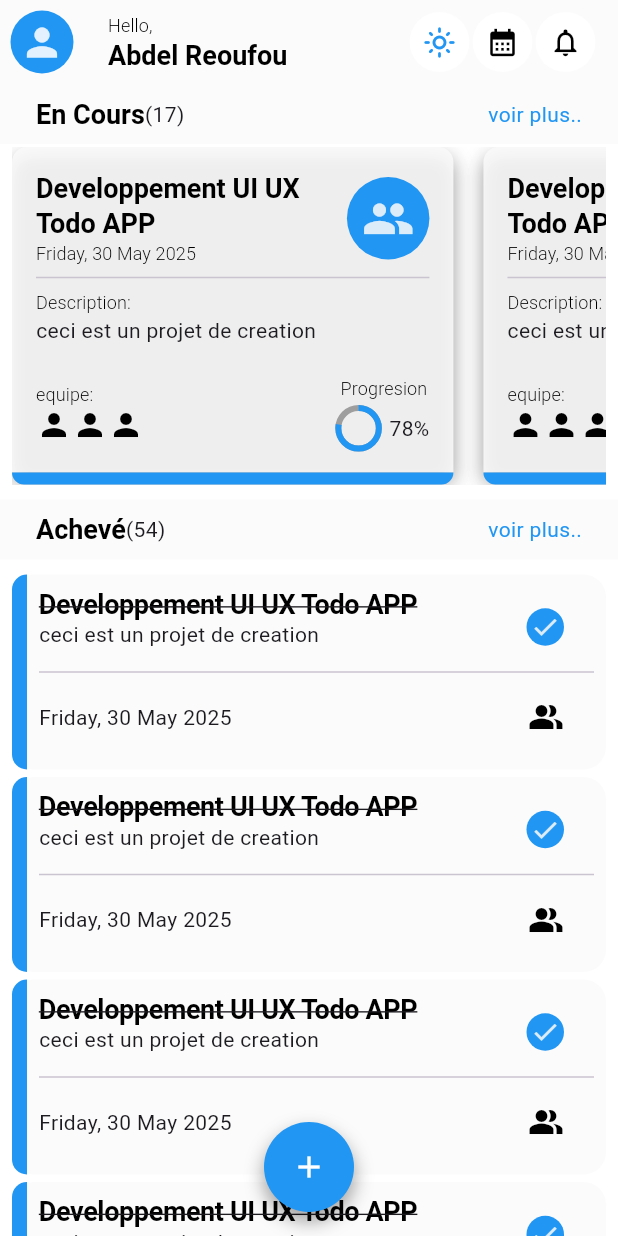
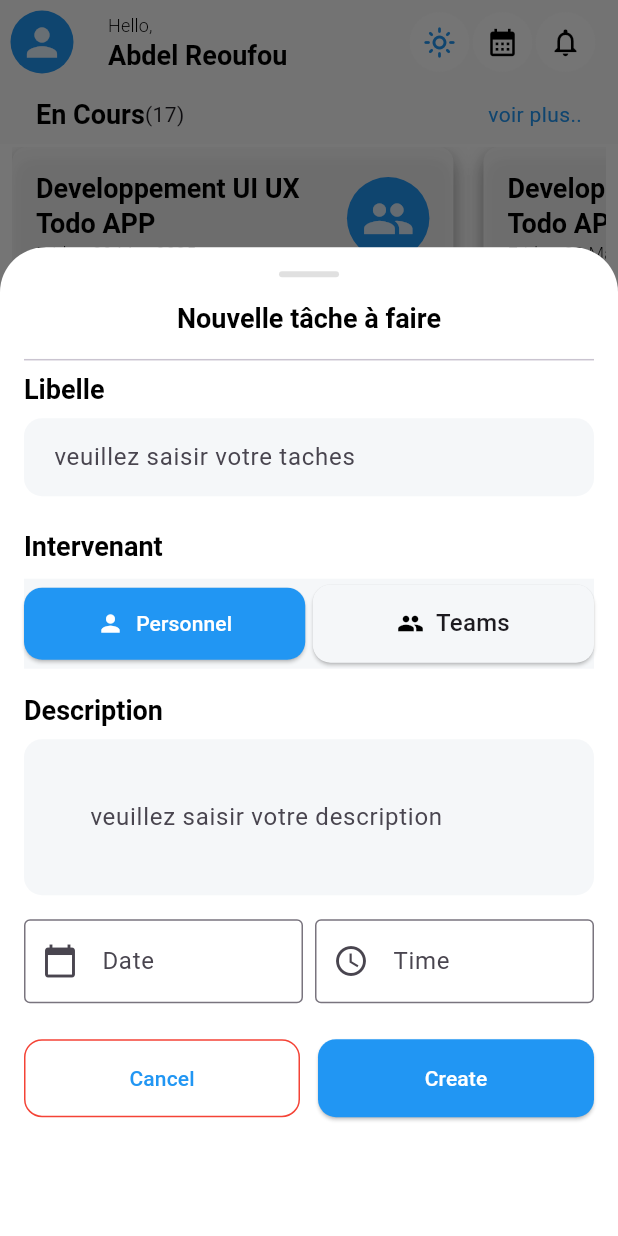
Before and after one commit to blvck2371/Mytodo, a Flutter app: the screen it shows after launch, after a tap on the "add" icon, on a phone screen of 412 x 824 dp. Run offline on Flutter 3.47's test engine with Material 3 defaults, Android fonts, the phone set to English and light mode, and no system bars; our stand-ins replace get.

Commit message:
bottomshett realisé avec le formulaire de creation des taches

```diff
--- a/lib/view/Home.dart
+++ b/lib/view/Home.dart
@@ -8,6 +8,7 @@ import 'package:mytodo/theme/appSpacing.dart';
 import 'package:mytodo/theme/themeController.dart';
 import 'package:mytodo/view/composant/CompletedTask.dart';
 import 'package:mytodo/view/composant/Menuetat.dart';
+import 'package:mytodo/view/composant/bottomshet.dart';
 import 'package:mytodo/view/composant/onProgress.dart';
 
 class Home extends StatefulWidget {
@@ -20,6 +21,10 @@ class Home extends StatefulWidget {
 class _HomeState extends State<Home> {
   final utilisateur = Get.find<PersonneController>();
   final Themecontroller themeController = Get.find();
+
+  //hhhhhhhhhhhhhh
+
+  //jjjjjjjjjjjjjjjj
   @override
   Widget build(BuildContext context) {
     return Scaffold(
@@ -220,7 +225,9 @@ class _HomeState extends State<Home> {
         ),
         child: IconButton(
           icon: Icon(Icons.add, color: Colors.white),
-          onPressed: () {},
+          onPressed: () {
+            showNewTaskModal(context);
+          },
         ),
       ),
       floatingActionButtonLocation: FloatingActionButtonLocation.centerFloat,
--- /dev/null
+++ b/lib/view/composant/bottomshet.dart
@@ -0,0 +1,494 @@
+import 'package:flutter/material.dart';
+import 'package:flutter/widgets.dart';
+import 'package:get/get_rx/get_rx.dart';
+import 'package:get/instance_manager.dart';
+import 'package:intl/intl.dart';
+
+import 'package:mytodo/theme/appSpacing.dart';
+
+final teams = false.obs;
+
+// void showNewTaskModal(BuildContext context) {
+
+//   showModalBottomSheet(
+//     context: context,
+//     isScrollControlled: true, // Pour permettre la hauteur complète
+//     backgroundColor: Colors.transparent, // Pour les bords arrondis
+//     builder:
+//         (context) => DraggableScrollableSheet(
+//           initialChildSize: 0.8,
+//           maxChildSize: 0.95,
+//           minChildSize: 0.4,
+//           builder:
+//               (_, controller) => Container(
+//                 padding: EdgeInsets.all(16),
+//                 decoration: BoxDecoration(
+//                   color: Colors.white,
+//                   borderRadius: BorderRadius.vertical(top: Radius.circular(30)),
+//                 ),
+//                 child: ListView(
+//                   controller: controller,
+//                   children: [
+//                     Center(
+//                       child: Container(
+//                         width: 40,
+//                         height: 4,
+//                         margin: EdgeInsets.only(bottom: 16),
+//                         decoration: BoxDecoration(
+//                           color: Colors.grey[300],
+//                           borderRadius: BorderRadius.circular(10),
+//                         ),
+//                       ),
+//                     ),
+//                     Row(
+//                       mainAxisAlignment: MainAxisAlignment.center,
+//                       children: [
+//                         Text(
+//                           'Nouvelle tâche à faire',
+//                           style: Theme.of(context).textTheme.titleLarge,
+//                         ),
+//                       ],
+//                     ),
+//                     SizedBox(height: AppSpacing.sm),
+
+//                     Divider(),
+
+//                     Column(
+//                       crossAxisAlignment: CrossAxisAlignment.start,
+//                       children: [
+//                         Text(
+//                           'Libelle',
+//                           style: Theme.of(context).textTheme.titleLarge,
+//                         ),
+//                         SizedBox(height: 8),
+//                         TextField(
+//                           decoration: InputDecoration(
+//                             hintText: 'veuillez saisir votre taches',
+//                             filled: true,
+//                             // fillColor:
+//                             //Theme.of(context).scaffoldBackgroundColor,
+//                             fillColor: Color(0xFFF5F7F9), // gris très clair
+//                             contentPadding: EdgeInsets.symmetric(
+//                               horizontal: 16,
+//                               vertical: 14,
+//                             ),
+//                             border: OutlineInputBorder(
+//                               borderRadius: BorderRadius.circular(12),
+//                               borderSide:
+//                                   BorderSide.none, // pas de bord visible
+//                             ),
+//                           ),
+//                         ),
+//                       ],
+//                     ),
+
+//                     22.vSpace,
+//                     Text(
+//                       'Intervenant',
+//                       style: Theme.of(context).textTheme.titleLarge,
+//                     ),
+//                     10.vSpace,
+//                     Container(
+//                       height: 60,
+//                       color: Color(0xFFF5F7F9),
+//                       child: Row(
+//                         children: [
+//                           Expanded(
+//                             child: ElevatedButton.icon(
+//                               icon: Icon(Icons.person, color: Colors.white),
+//                               label: Text(
+//                                 'Personnel',
+//                                 style: TextStyle(color: Colors.white),
+//                               ),
+//                               onPressed: () {},
+//                               style: ElevatedButton.styleFrom(
+//                                 backgroundColor: Theme.of(context).primaryColor,
+//                                 shape: RoundedRectangleBorder(
+//                                   borderRadius: BorderRadius.circular(
+//                                     12,
+//                                   ), // Bord arrondi
+//                                 ),
+//                                 padding: EdgeInsets.symmetric(
+//                                   horizontal: 24,
+//                                   vertical: 14,
+//                                 ), // Optionnel
+//                               ),
+//                             ),
+//                           ),
+//                           // SizedBox(width: 8),
+//                           5 .hSpace,
+//                           Expanded(
+//                             child: ElevatedButton.icon(
+//                               icon: Icon(
+//                                 Icons.group,
+//                                 color: Theme.of(context).iconTheme.color,
+//                               ),
+//                               label: Text(
+//                                 'Teams',
+//                                 style: Theme.of(context).textTheme.titleMedium,
+//                               ),
+//                               onPressed: () {},
+//                               style: ElevatedButton.styleFrom(
+//                                 backgroundColor: Color(0xFFF5F7F9),
+//                                 shape: RoundedRectangleBorder(
+//                                   borderRadius: BorderRadius.circular(
+//                                     12,
+//                                   ), // Bord arrondi
+//                                 ),
+//                                 padding: EdgeInsets.symmetric(
+//                                   horizontal: 24,
+//                                   vertical: 14,
+//                                 ), // Optionnel
+//                               ),
+//                             ),
+//                           ),
+//                         ],
+//                       ),
+//                     ),
+//                     SizedBox(height: 16),
+//                     Text(
+//                       'Description',
+//                       style: Theme.of(context).textTheme.titleLarge,
+//                     ),
+//                     SizedBox(height: 8),
+//                     TextField(
+//                       decoration: InputDecoration(
+//                         hintText: 'veuillez saisir votre description',
+
+//                         filled: true,
+//                         // fillColor:
+//                         //Theme.of(context).scaffoldBackgroundColor,
+//                         fillColor: Color(0xFFF5F7F9), // gris très clair
+//                         contentPadding: EdgeInsets.symmetric(
+//                           horizontal: 40,
+//                           vertical: 40,
+//                         ),
+//                         border: OutlineInputBorder(
+//                           borderRadius: BorderRadius.circular(12),
+//                           borderSide: BorderSide.none, // pas de bord visible
+//                         ),
+//                       ),
+//                     ),
+//                     SizedBox(height: 16),
+//                     Row(
+//                       children: [
+//                         Expanded(
+//                           child: TextField(
+//                             decoration: InputDecoration(
+//                               labelText: 'Date',
+//                               prefixIcon: Icon(Icons.calendar_today),
+//                             ),
+//                           ),
+//                         ),
+//                         SizedBox(width: 8),
+//                         Expanded(
+//                           child: TextField(
+//                             decoration: InputDecoration(
+//                               labelText: 'Time',
+//                               prefixIcon: Icon(Icons.access_time),
+//                             ),
+//                           ),
+//                         ),
+//                       ],
+//                     ),
+//                     SizedBox(height: 24),
+//                     Row(
+//                       children: [
+//                         Expanded(
+//                           child: OutlinedButton(
+//                             onPressed: () => Navigator.pop(context),
+//                             child: Text('Cancel'),
+//                           ),
+//                         ),
+//                         SizedBox(width: 8),
+//                         Expanded(
+//                           child: ElevatedButton(
+//                             onPressed: () {},
+//                             child: Text('Create'),
+//                           ),
+//                         ),
+//                       ],
+//                     ),
+//                   ],
+//                 ),
+//               ),
+//         ),
+//   );
+// }
+
+void showNewTaskModal(BuildContext context) {
+  final TextEditingController _dateController = TextEditingController();
+  final TextEditingController _timeController = TextEditingController();
+
+  Future<void> _selectDate() async {
+    final DateTime? picked = await showDatePicker(
+      context: context,
+      initialDate: DateTime.now(),
+      firstDate: DateTime(2000),
+      lastDate: DateTime(2101),
+    );
+    if (picked != null) {
+      _dateController.text = DateFormat('dd/MM/yy').format(picked);
+    }
+  }
+
+  Future<void> _selectTime() async {
+    final TimeOfDay? picked = await showTimePicker(
+      context: context,
+      initialTime: TimeOfDay.now(),
+    );
+    if (picked != null) {
+      final now = DateTime.now();
+      final dt = DateTime(
+        now.year,
+        now.month,
+        now.day,
+        picked.hour,
+        picked.minute,
+      );
+      _timeController.text = DateFormat('HH:mm').format(dt);
+    }
+  }
+
+  showModalBottomSheet(
+    context: context,
+    isScrollControlled: true,
+    backgroundColor: Colors.transparent,
+    builder:
+        (context) => DraggableScrollableSheet(
+          initialChildSize: 0.8,
+          maxChildSize: 0.95,
+          minChildSize: 0.4,
+          builder:
+              (_, controller) => Container(
+                padding: EdgeInsets.all(16),
+                decoration: BoxDecoration(
+                  color: Colors.white,
+                  borderRadius: BorderRadius.vertical(top: Radius.circular(30)),
+                ),
+                child: ListView(
+                  controller: controller,
+                  children: [
+                    Center(
+                      child: Container(
+                        width: 40,
+                        height: 4,
+                        margin: EdgeInsets.only(bottom: 16),
+                        decoration: BoxDecoration(
+                          color: Colors.grey[300],
+                          borderRadius: BorderRadius.circular(10),
+                        ),
+                      ),
+                    ),
+                    Row(
+                      mainAxisAlignment: MainAxisAlignment.center,
+                      children: [
+                        Text(
+                          'Nouvelle tâche à faire',
+                          style: Theme.of(context).textTheme.titleLarge,
+                        ),
+                      ],
+                    ),
+                    SizedBox(height: AppSpacing.sm),
+                    Divider(),
+                    Column(
+                      crossAxisAlignment: CrossAxisAlignment.start,
+                      children: [
+                        Text(
+                          'Libelle',
+                          style: Theme.of(context).textTheme.titleLarge,
+                        ),
+                        SizedBox(height: 8),
+                        TextField(
+                          decoration: InputDecoration(
+                            hintText: 'veuillez saisir votre taches',
+                            filled: true,
+                            fillColor: Color(0xFFF5F7F9),
+                            contentPadding: EdgeInsets.symmetric(
+                              horizontal: 16,
+                              vertical: 14,
+                            ),
+                            border: OutlineInputBorder(
+                              borderRadius: BorderRadius.circular(12),
+                              borderSide: BorderSide.none,
+                            ),
+                          ),
+                        ),
+                      ],
+                    ),
+                    22.vSpace,
+                    Text(
+                      'Intervenant',
+                      style: Theme.of(context).textTheme.titleLarge,
+                    ),
+                    10.vSpace,
+                    Container(
+                      height: 60,
+                      color: Color(0xFFF5F7F9),
+                      child: Row(
+                        children: [
+                          Expanded(
+                            child: ElevatedButton.icon(
+                              icon: Icon(Icons.person, color: Colors.white),
+                              label: Text(
+                                'Personnel',
+                                style: TextStyle(color: Colors.white),
+                              ),
+                              onPressed: () {},
+                              style: ElevatedButton.styleFrom(
+                                backgroundColor: Theme.of(context).primaryColor,
+                                shape: RoundedRectangleBorder(
+                                  borderRadius: BorderRadius.circular(12),
+                                ),
+                                padding: EdgeInsets.symmetric(
+                                  horizontal: 24,
+                                  vertical: 14,
+                                ),
+                              ),
+                            ),
+                          ),
+                          5.hSpace,
+                          Expanded(
+                            child: ElevatedButton.icon(
+                              icon: Icon(
+                                Icons.group,
+                                color: Theme.of(context).iconTheme.color,
+                              ),
+                              label: Text(
+                                'Teams',
+                                style: Theme.of(context).textTheme.titleMedium,
+                              ),
+                              onPressed: () {},
+                              style: ElevatedButton.styleFrom(
+                                backgroundColor: Color(0xFFF5F7F9),
+                                shape: RoundedRectangleBorder(
+                                  borderRadius: BorderRadius.circular(12),
+                                ),
+                                padding: EdgeInsets.symmetric(
+                                  horizontal: 24,
+                                  vertical: 14,
+                                ),
+                              ),
+                            ),
+                          ),
+                        ],
+                      ),
+                    ),
+                    SizedBox(height: 16),
+                    Text(
+                      'Description',
+                      style: Theme.of(context).textTheme.titleLarge,
+                    ),
+                    SizedBox(height: 8),
+                    TextField(
+                      decoration: InputDecoration(
+                        hintText: 'veuillez saisir votre description',
+                        filled: true,
+                        fillColor: Color(0xFFF5F7F9),
+                        contentPadding: EdgeInsets.symmetric(
+                          horizontal: 40,
+                          vertical: 40,
+                        ),
+                        border: OutlineInputBorder(
+                          borderRadius: BorderRadius.circular(12),
+                          borderSide: BorderSide.none,
+                        ),
+                      ),
+                    ),
+                    SizedBox(height: 16),
+
+                    // ✅ Date et Time Picker fonctionnels
+                    Row(
+                      children: [
+                        Expanded(
+                          child: TextField(
+                            controller: _dateController,
+                            readOnly: true,
+                            onTap: _selectDate,
+                            decoration: InputDecoration(
+                              labelText: 'Date',
+                              hintText: 'dd/mm/yy',
+                              prefixIcon: Icon(Icons.calendar_today),
+                              border: OutlineInputBorder(),
+                              focusedBorder: OutlineInputBorder(
+                                // bordure lors de la sélection
+                                borderSide: BorderSide(
+                                  color: Theme.of(context).primaryColor,
+                                  width: 2.0,
+                                ),
+                              ),
+                            ),
+                          ),
+                        ),
+                        SizedBox(width: 8),
+                        Expanded(
+                          child: TextField(
+                            controller: _timeController,
+                            readOnly: true,
+                            onTap: _selectTime,
+                            decoration: InputDecoration(
+                              labelText: 'Time',
+                              hintText: 'hh : mm',
+                              prefixIcon: Icon(Icons.access_time),
+                              border:
+                                  OutlineInputBorder(), // bordure par défaut
+                              focusedBorder: OutlineInputBorder(
+                                // bordure lors de la sélection
+                                borderSide: BorderSide(
+                                  color: Theme.of(context).primaryColor,
+                                  width: 2.0,
+                                ),
+                              ),
+                            ),
+                          ),
+                        ),
+                      ],
+                    ),
+
+                    SizedBox(height: 24),
+                    Row(
+                      children: [
+                        // Bouton Cancel
+                        Expanded(
+                          child: OutlinedButton(
+                            onPressed: () => Navigator.pop(context),
+                            style: OutlinedButton.styleFrom(
+                              foregroundColor:
+                                  Colors.blue, // Texte et bordure bleus
+                              side: BorderSide(color: Colors.red),
+                              padding: EdgeInsets.symmetric(vertical: 16),
+                              shape: RoundedRectangleBorder(
+                                borderRadius: BorderRadius.circular(12),
+                              ),
+                            ),
+                            child: Text('Cancel'),
+                          ),
+                        ),
+
+                        SizedBox(width: 12),
+
+                        // Bouton Create
+                        Expanded(
+                          child: ElevatedButton(
+                            onPressed: () {},
+
+                            style: ElevatedButton.styleFrom(
+                              backgroundColor:
+                                  Theme.of(context).primaryColor, // Fond bleu
+                              foregroundColor: Colors.white, // Texte blanc
+                              padding: EdgeInsets.symmetric(vertical: 16),
+                              shape: RoundedRectangleBorder(
+                                borderRadius: BorderRadius.circular(12),
+                              ),
+                            ),
+                            child: Text('Create'),
+                          ),
+                        ),
+                      ],
+                    ),
+                  ],
+                ),
+              ),
+        ),
+  );
+}
```
